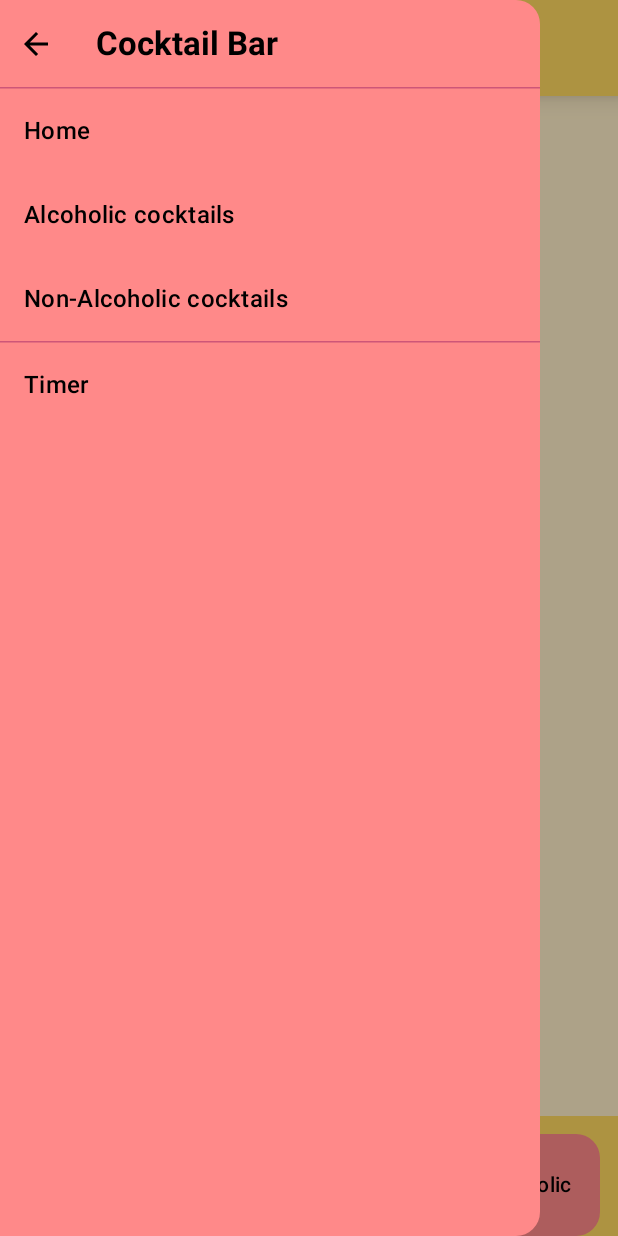
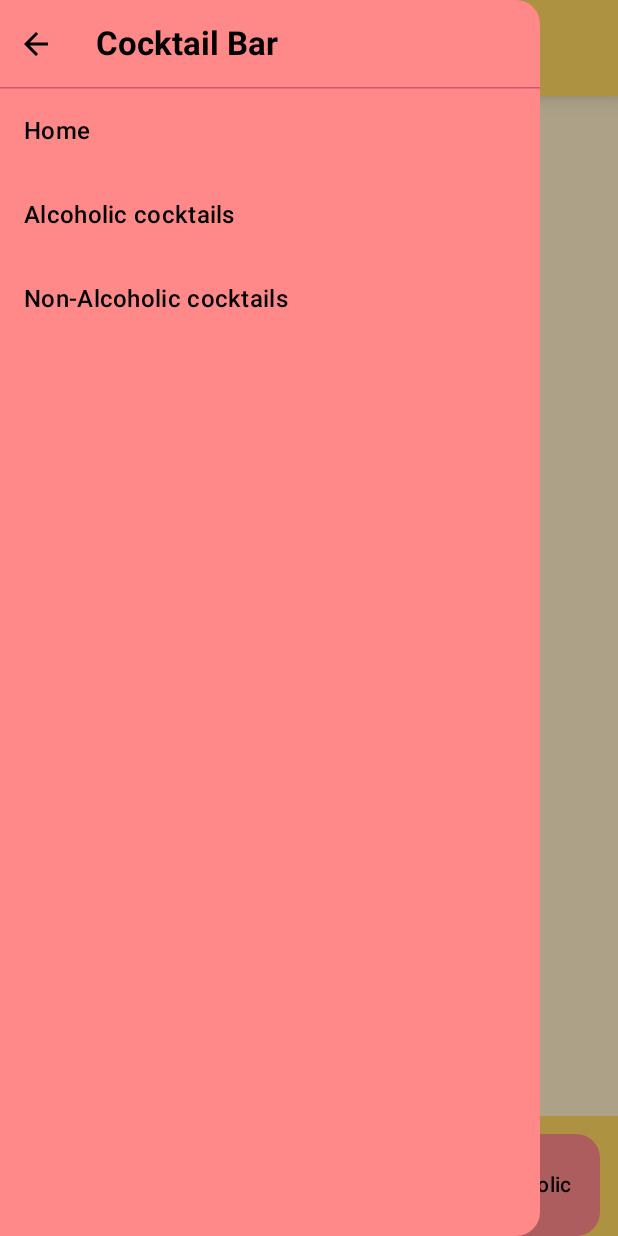
Before and after one commit to Frostyyyl/Cocktail-Bar, an Android app built with Jetpack Compose: the screen it shows after launch (MainActivity), after a tap on "Navigation Drawer", on a phone screen of 412 x 824 dp. Run offline under Robolectric (Android 15) with nearby library versions, the phone set to English and light mode, and no system bars; 1 other tap on this screen came first.

Commit message:
Improve tablet view

```diff
--- a/app/src/main/java/com/example/cocktail_bar/ui/components/NavigationDrawer.kt
+++ b/app/src/main/java/com/example/cocktail_bar/ui/components/NavigationDrawer.kt
@@ -99,21 +99,21 @@ fun NavigationDrawer(
                 }
             }
         )
-        HorizontalDivider(
-            color = MaterialTheme.colorScheme.onPrimary
-        )
-        NavigationDrawerItem(
-            label = {
-                Text(
-                    text = "Timer",
-                    style = MaterialTheme.typography.titleMedium,
-                    color = Color.Black
-                )
-            },
-            selected = false,
-            onClick = {
-                // Handle Timer case if needed
-            }
-        )
+//        HorizontalDivider(
+//            color = MaterialTheme.colorScheme.onPrimary
+//        )
+//        NavigationDrawerItem(
+//            label = {
+//                Text(
+//                    text = "Timer",
+//                    style = MaterialTheme.typography.titleMedium,
+//                    color = Color.Black
+//                )
+//            },
+//            selected = false,
+//            onClick = {
+//                // Handle Timer case if needed
+//            }
+//        )
     }
 }
--- a/app/src/main/java/com/example/cocktail_bar/ui/screens/alcoholic/Alcoholic.kt
+++ b/app/src/main/java/com/example/cocktail_bar/ui/screens/alcoholic/Alcoholic.kt
@@ -70,7 +70,7 @@ fun AlcoholicScreen(
                 Box(
                     Modifier
                         .weight(4f)
-                        .padding(end = 16.dp)
+                        .padding(end = 16.dp, top = 16.dp, bottom = 16.dp)
                         .align(Alignment.CenterVertically)
                         .verticalScroll(rememberScrollState())
                 ) {
--- a/app/src/main/java/com/example/cocktail_bar/ui/screens/nonalcoholic/NonAlcoholic.kt
+++ b/app/src/main/java/com/example/cocktail_bar/ui/screens/nonalcoholic/NonAlcoholic.kt
@@ -70,7 +70,7 @@ fun NonAlcoholicScreen(
                 Box(
                     Modifier
                         .weight(4f)
-                        .padding(end = 16.dp)
+                        .padding(end = 16.dp, top = 16.dp, bottom = 16.dp)
                         .align(Alignment.CenterVertically)
                         .verticalScroll(rememberScrollState())
                 ) {
--- /dev/null
+++ b/app/src/main/res/values/ic_launcher_background.xml
@@ -0,0 +1,4 @@
+<?xml version="1.0" encoding="utf-8"?>
+<resources>
+    <color name="ic_launcher_background">#323232</color>
+</resources>
```
Also changed, not shown: app/src/main/java/com/example/cocktail_bar/ui/components/CocktailDetails.kt (+27 -18 lines), app/src/main/ic_launcher-playstore.png (added).
